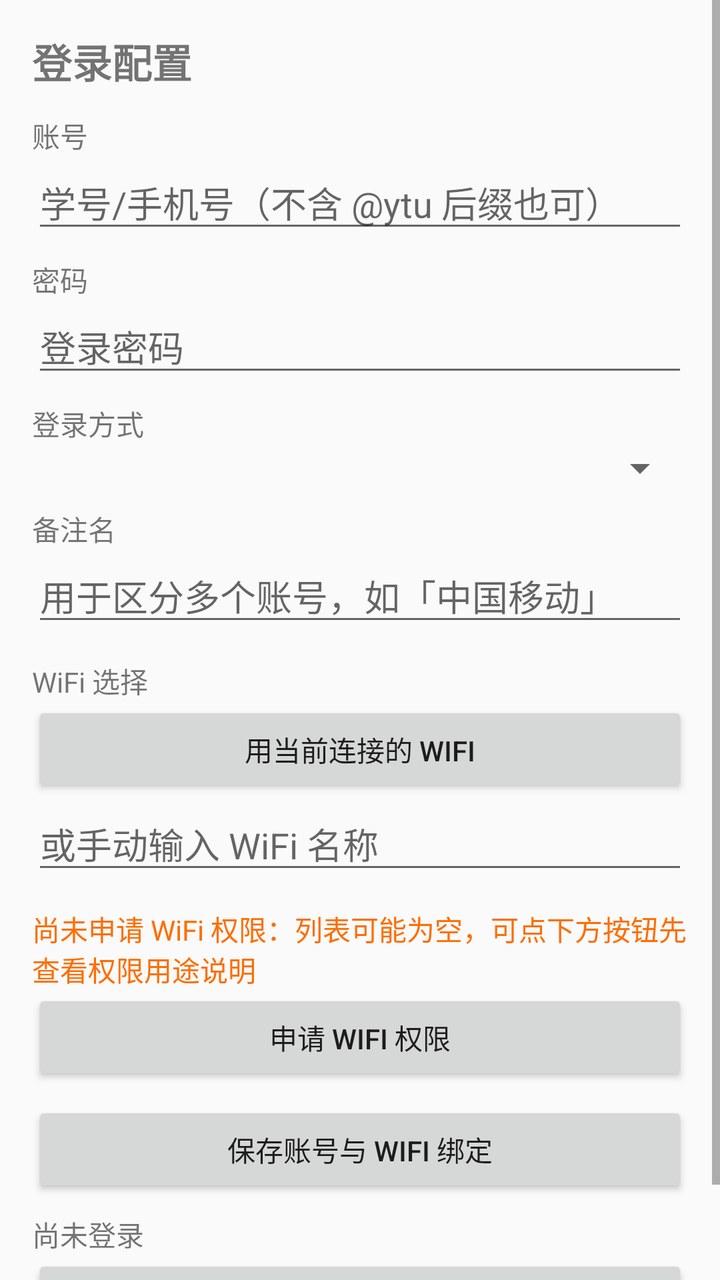
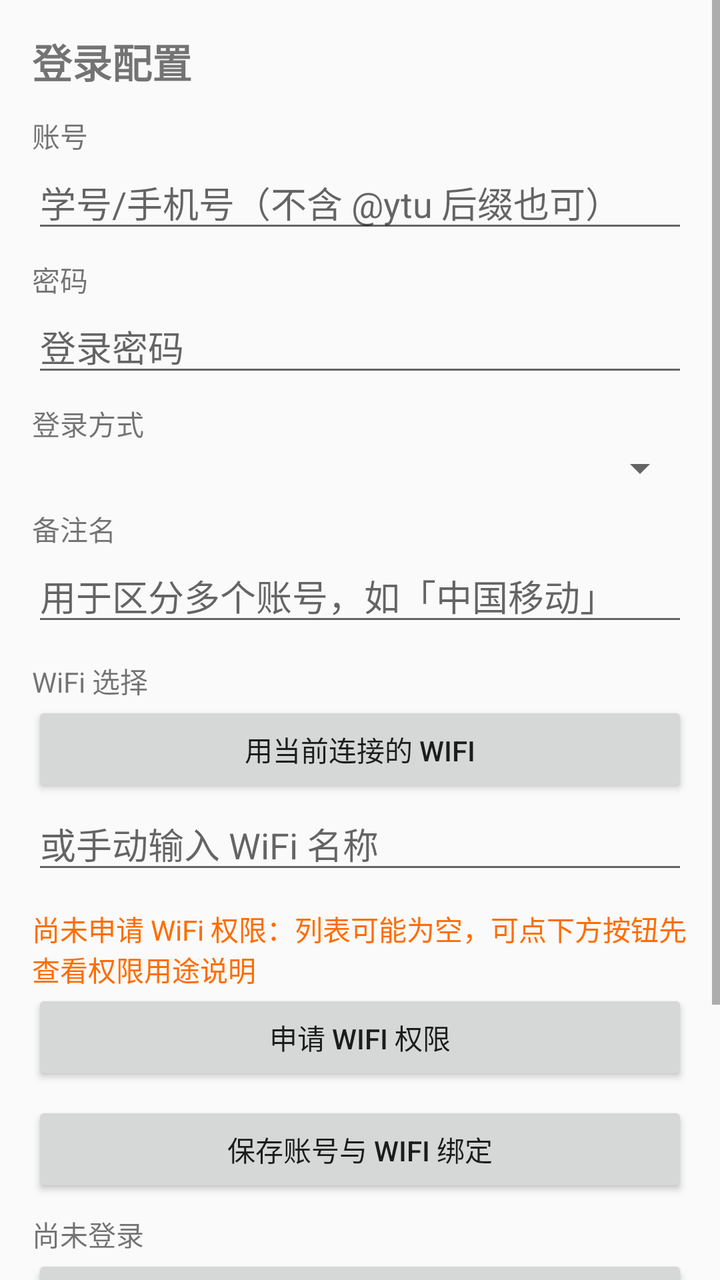

The first picture is an Android layout as it rendered before a commit; the second is the same layout after the commit. The layout source and the unified diff follow.
<!-- AndroidManifest.xml: application theme AppTheme -->
<!-- res/layout/activity_main.xml -->
<?xml version="1.0" encoding="utf-8"?>
<ScrollView xmlns:android="http://schemas.android.com/apk/res/android"
    android:layout_width="match_parent"
    android:layout_height="match_parent"
    android:fillViewport="true">

    <LinearLayout
        android:layout_width="match_parent"
        android:layout_height="wrap_content"
        android:orientation="vertical"
        android:padding="16dp">

        <TextView
            android:id="@+id/text_title"
            android:layout_width="match_parent"
            android:layout_height="wrap_content"
            android:text="@string/title_config"
            android:textSize="20sp"
            android:textStyle="bold" />

        
        <TextView
            android:layout_width="match_parent"
            android:layout_height="wrap_content"
            android:layout_marginTop="12dp"
            android:text="@string/label_username" />

        <EditText
            android:id="@+id/edit_username"
            android:layout_width="match_parent"
            android:layout_height="wrap_content"
            android:hint="@string/hint_username"
            android:inputType="text"
            android:maxLines="1" />

        
        <TextView
            android:layout_width="match_parent"
            android:layout_height="wrap_content"
            android:layout_marginTop="8dp"
            android:text="@string/label_password" />

        <EditText
            android:id="@+id/edit_password"
            android:layout_width="match_parent"
            android:layout_height="wrap_content"
            android:hint="@string/hint_password"
            android:inputType="textPassword"
            android:maxLines="1" />

        
        <TextView
            android:layout_width="match_parent"
            android:layout_height="wrap_content"
            android:layout_marginTop="8dp"
            android:text="@string/label_carrier" />

        <Spinner
            android:id="@+id/spinner_carrier"
            android:layout_width="match_parent"
            android:layout_height="wrap_content" />

        
        <TextView
            android:layout_width="match_parent"
            android:layout_height="wrap_content"
            android:layout_marginTop="8dp"
            android:text="@string/label_label" />

        <EditText
            android:id="@+id/edit_label"
            android:layout_width="match_parent"
            android:layout_height="wrap_content"
            android:hint="@string/hint_label"
            android:inputType="text"
            android:maxLines="1" />

        
        <TextView
            android:layout_width="match_parent"
            android:layout_height="wrap_content"
            android:layout_marginTop="12dp"
            android:text="@string/label_wifi" />

        <Button
            android:id="@+id/btn_use_current_wifi"
            android:layout_width="match_parent"
            android:layout_height="wrap_content"
            android:text="@string/btn_use_current_wifi" />

        <LinearLayout
            android:id="@+id/ssid_list"
            android:layout_width="match_parent"
            android:layout_height="wrap_content"
            android:orientation="vertical" />

        <EditText
            android:id="@+id/edit_new_ssid"
            android:layout_width="match_parent"
            android:layout_height="wrap_content"
            android:hint="@string/hint_new_ssid"
            android:inputType="text"
            android:maxLines="1" />

        
        <TextView
            android:id="@+id/text_permission_notice"
            android:layout_width="match_parent"
            android:layout_height="wrap_content"
            android:layout_marginTop="12dp"
            android:text="@string/permission_not_shown"
            android:textColor="#FF6D00" />

        <Button
            android:id="@+id/btn_request_permission"
            android:layout_width="match_parent"
            android:layout_height="wrap_content"
            android:text="@string/btn_request_permission" />

        
        <Button
            android:id="@+id/btn_save"
            android:layout_width="match_parent"
            android:layout_height="wrap_content"
            android:layout_marginTop="8dp"
            android:text="@string/btn_save" />

        
        <TextView
            android:id="@+id/text_status"
            android:layout_width="match_parent"
            android:layout_height="wrap_content"
            android:layout_marginTop="8dp"
            android:text="@string/status_initial" />

        
        <Button
            android:id="@+id/btn_login_now"
            android:layout_width="match_parent"
            android:layout_height="wrap_content"
            android:text="@string/btn_login_now" />

    </LinearLayout>
</ScrollView>
<!-- resources referenced by this layout -->
<resources>
  <string name="btn_login_now">立即登录</string>
  <string name="btn_request_permission">申请 WiFi 权限</string>
  <string name="btn_save">保存账号与 WiFi 绑定</string>
  <string name="btn_use_current_wifi">用当前连接的 WiFi</string>
  <string name="hint_label">用于区分多个账号，如「中国移动」</string>
  <string name="hint_new_ssid">或手动输入 WiFi 名称</string>
  <string name="hint_password">登录密码</string>
  <string name="hint_username">学号/手机号（不含 @ytu 后缀也可）</string>
  <string name="label_carrier">登录方式</string>
  <string name="label_label">备注名</string>
  <string name="label_password">密码</string>
  <string name="label_username">账号</string>
  <string name="label_wifi">WiFi 选择</string>
  <string name="permission_not_shown">尚未申请 WiFi 权限：列表可能为空，可点下方按钮先查看权限用途说明</string>
  <string name="status_initial">尚未登录</string>
  <string name="title_config">登录配置</string>
  <style name="AppTheme" parent="@android:style/Theme.Material.Light">
          <item name="android:windowNoTitle">false</item>
      </style>
</resources>

<!-- the commit's change to res/layout/activity_main.xml (unified diff, before → after) -->
@@ -140,5 +140,26 @@
             android:layout_height="wrap_content"
             android:text="@string/btn_login_now" />
 
+        
+        <TextView
+            android:layout_width="match_parent"
+            android:layout_height="wrap_content"
+            android:layout_marginTop="12dp"
+            android:text="@string/label_portal" />
+
+        <EditText
+            android:id="@+id/edit_portal"
+            android:layout_width="match_parent"
+            android:layout_height="wrap_content"
+            android:hint="@string/hint_portal"
+            android:inputType="textUri"
+            android:maxLines="1" />
+
+        <Button
+            android:id="@+id/btn_save_portal"
+            android:layout_width="match_parent"
+            android:layout_height="wrap_content"
+            android:text="@string/btn_save_portal" />
+
     </LinearLayout>
 </ScrollView>
<!-- resource entries referenced after the edit -->
@@ -3,14 +3,17 @@
   <string name="btn_login_now">立即登录</string>
   <string name="btn_request_permission">申请 WiFi 权限</string>
   <string name="btn_save">保存账号与 WiFi 绑定</string>
+  <string name="btn_save_portal">保存 Portal 地址</string>
   <string name="btn_use_current_wifi">用当前连接的 WiFi</string>
   <string name="hint_label">用于区分多个账号，如「中国移动」</string>
   <string name="hint_new_ssid">或手动输入 WiFi 名称</string>
   <string name="hint_password">登录密码</string>
+  <string name="hint_portal">如 202.194.116.116（可带 http:// 前缀）</string>
   <string name="hint_username">学号/手机号（不含 @ytu 后缀也可）</string>
   <string name="label_carrier">登录方式</string>
   <string name="label_label">备注名</string>
   <string name="label_password">密码</string>
+  <string name="label_portal">Portal 地址（校园网门户，按校区填写）</string>
   <string name="label_username">账号</string>
   <string name="label_wifi">WiFi 选择</string>
   <string name="permission_not_shown">尚未申请 WiFi 权限：列表可能为空，可点下方按钮先查看权限用途说明</string>
